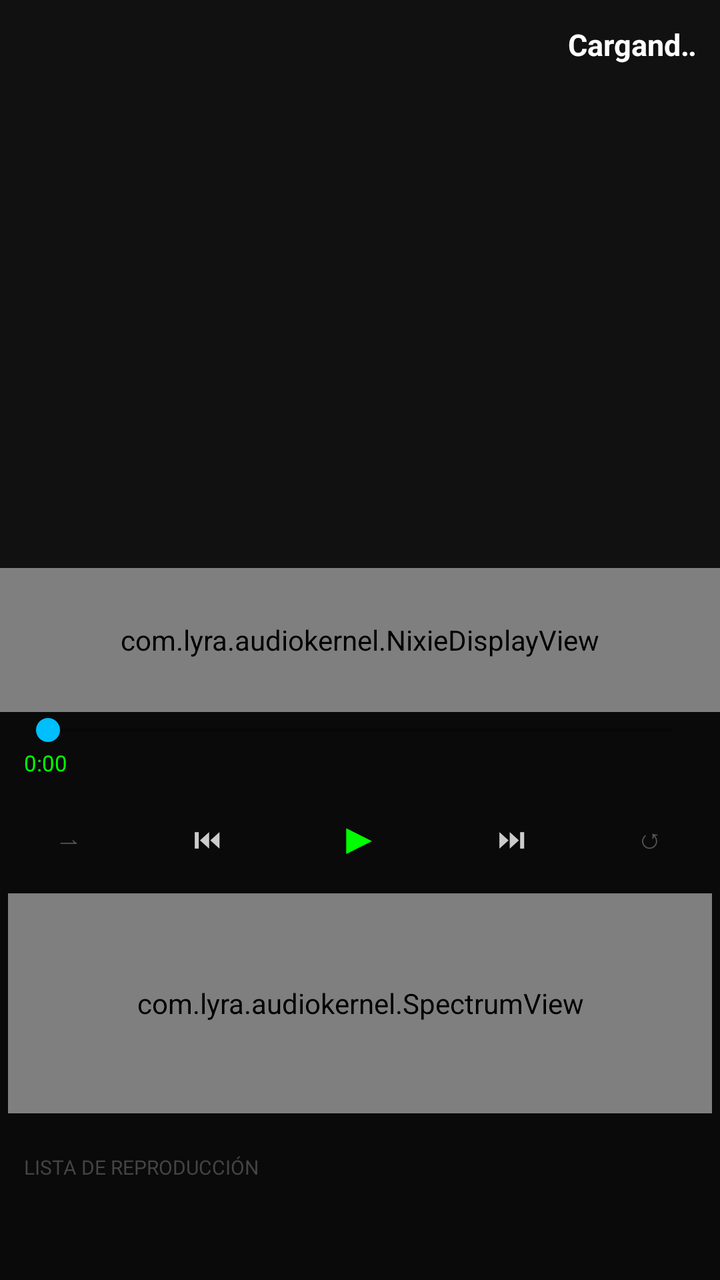
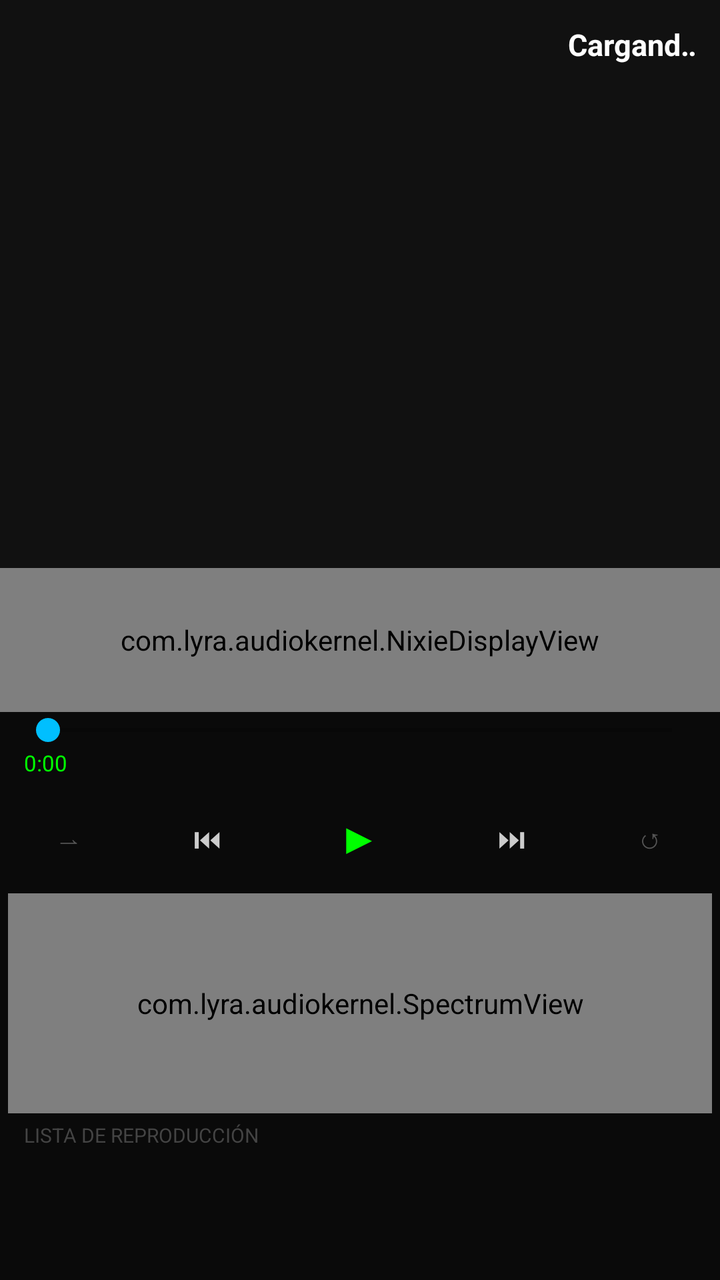

Compare the two renders of this Android layout. The source of the first and the diff that turns it into the second are given below.
<!-- AndroidManifest.xml: application theme Theme.AppCompat.NoActionBar -->
<!-- res/layout/activity_main.xml -->
<?xml version="1.0" encoding="utf-8"?>
<androidx.coordinatorlayout.widget.CoordinatorLayout
    xmlns:android="http://schemas.android.com/apk/res/android"
    android:layout_width="match_parent"
    android:layout_height="match_parent"
    android:background="#0A0A0A">

    <LinearLayout
        android:layout_width="match_parent"
        android:layout_height="match_parent"
        android:orientation="vertical">

        
        <LinearLayout
            android:layout_width="match_parent"
            android:layout_height="wrap_content"
            android:orientation="horizontal"
            android:padding="12dp"
            android:background="#111111">

            <ImageView
                android:id="@+id/album_art"
                android:layout_width="260dp"
                android:layout_height="260dp"
                android:scaleType="centerCrop"/>

            <LinearLayout
                android:layout_width="0dp"
                android:layout_height="wrap_content"
                android:layout_weight="1"
                android:orientation="vertical"
                android:paddingStart="12dp"
                android:gravity="center_vertical">

                <TextView
                    android:id="@+id/track_title"
                    android:layout_width="match_parent"
                    android:layout_height="wrap_content"
                    android:text="Cargando..."
                    android:textColor="#FFFFFF"
                    android:textSize="15sp"
                    android:textStyle="bold"
                    android:ellipsize="marquee"
                    android:singleLine="true"/>

                <TextView
                    android:id="@+id/track_artist"
                    android:layout_width="match_parent"
                    android:layout_height="wrap_content"
                    android:textColor="#00BFFF"
                    android:textSize="13sp"
                    android:singleLine="true"/>

                <TextView
                    android:id="@+id/track_album"
                    android:layout_width="match_parent"
                    android:layout_height="wrap_content"
                    android:textColor="#888888"
                    android:textSize="12sp"
                    android:singleLine="true"/>

                <TextView
                    android:id="@+id/track_meta"
                    android:layout_width="match_parent"
                    android:layout_height="wrap_content"
                    android:textColor="#00FF00"
                    android:textSize="11sp"/>
            </LinearLayout>
        
        </LinearLayout>

        
        <com.lyra.audiokernel.NixieDisplayView
            android:id="@+id/nixie_display"
            android:layout_width="match_parent"
            android:layout_height="72dp"
            android:paddingStart="16dp"
            android:paddingEnd="16dp"
            android:paddingTop="4dp"
            android:paddingBottom="4dp"/>

        
        <SeekBar
            android:id="@+id/seek_bar"
            android:layout_width="match_parent"
            android:layout_height="wrap_content"
            android:layout_marginStart="8dp"
            android:layout_marginEnd="8dp"
            android:progressTint="#00BFFF"
            android:thumbTint="#00BFFF"/>

        
        <LinearLayout
            android:layout_width="match_parent"
            android:layout_height="wrap_content"
            android:orientation="horizontal"
            android:paddingStart="12dp"
            android:paddingEnd="12dp"
            android:paddingBottom="2dp">

            <TextView
                android:id="@+id/time_current"
                android:layout_width="0dp"
                android:layout_height="wrap_content"
                android:layout_weight="1"
                android:text="0:00"
                android:textColor="#00FF00"
                android:textSize="11sp"/>

            <TextView
                android:id="@+id/track_number"
                android:layout_width="0dp"
                android:layout_height="wrap_content"
                android:layout_weight="1"
                android:gravity="center"
                android:textColor="#888888"
                android:textSize="11sp"/>

            <TextView
                android:id="@+id/time_total"
                android:layout_width="0dp"
                android:layout_height="wrap_content"
                android:layout_weight="1"
                android:gravity="end"
                android:textColor="#00FF00"
                android:textSize="11sp"/>
        </LinearLayout>

        
        <LinearLayout
            android:layout_width="match_parent"
            android:layout_height="56dp"
            android:orientation="horizontal"
            android:gravity="center_vertical">

            <Button
                android:id="@+id/btn_shuffle"
                android:layout_width="0dp"
                android:layout_height="wrap_content"
                android:layout_weight="1"
                android:text="⇀"
                android:background="@android:color/transparent"
                android:textColor="#555555"/>

            <Button
                android:id="@+id/btn_prev"
                android:layout_width="0dp"
                android:layout_height="wrap_content"
                android:layout_weight="1"
                android:text="⏮"
                android:background="@android:color/transparent"
                android:textColor="#CCCCCC"/>

            <Button
                android:id="@+id/btn_play"
                android:layout_width="0dp"
                android:layout_height="wrap_content"
                android:layout_weight="1.2"
                android:text="▶"
                android:textColor="#00FF00"
                android:background="@android:color/transparent"
                android:textSize="22sp"/>

            <Button
                android:id="@+id/btn_next"
                android:layout_width="0dp"
                android:layout_height="wrap_content"
                android:layout_weight="1"
                android:text="⏭"
                android:background="@android:color/transparent"
                android:textColor="#CCCCCC"/>

            <Button
                android:id="@+id/btn_repeat"
                android:layout_width="0dp"
                android:layout_height="wrap_content"
                android:layout_weight="1"
                android:text="↺"
                android:background="@android:color/transparent"
                android:textColor="#555555"/>
        </LinearLayout>

        
        <com.lyra.audiokernel.SpectrumView
            android:id="@+id/spectrum_view"
            android:layout_width="match_parent"
            android:layout_height="110dp"
            android:layout_marginStart="4dp"
            android:layout_marginEnd="4dp"
            android:layout_marginBottom="4dp"/>

        
        <LinearLayout
            android:id="@+id/eq_panel"
            android:layout_width="match_parent"
            android:layout_height="wrap_content"
            android:orientation="vertical"
            android:background="#111111"
            android:padding="8dp"
            android:visibility="gone">

            <LinearLayout
                android:layout_width="match_parent"
                android:layout_height="wrap_content"
                android:orientation="horizontal">

                
                <LinearLayout
                    android:layout_width="0dp"
                    android:layout_height="wrap_content"
                    android:layout_weight="1"
                    android:orientation="vertical"
                    android:gravity="center_horizontal">
                    <TextView android:id="@+id/eq_label0" android:layout_width="wrap_content" android:layout_height="wrap_content" android:text="60Hz" android:textColor="#888888" android:textSize="10sp"/>
                    <SeekBar android:id="@+id/eq_band0" android:layout_width="match_parent" android:layout_height="wrap_content" android:max="20" android:progress="10"/>
                    <TextView android:id="@+id/eq_val0" android:layout_width="wrap_content" android:layout_height="wrap_content" android:text="0dB" android:textColor="#00FF00" android:textSize="10sp"/>
                </LinearLayout>

                <LinearLayout
                    android:layout_width="0dp"
                    android:layout_height="wrap_content"
                    android:layout_weight="1"
                    android:orientation="vertical"
                    android:gravity="center_horizontal">
                    <TextView android:id="@+id/eq_label1" android:layout_width="wrap_content" android:layout_height="wrap_content" android:text="230Hz" android:textColor="#888888" android:textSize="10sp"/>
                    <SeekBar android:id="@+id/eq_band1" android:layout_width="match_parent" android:layout_height="wrap_content" android:max="20" android:progress="10"/>
                    <TextView android:id="@+id/eq_val1" android:layout_width="wrap_content" android:layout_height="wrap_content" android:text="0dB" android:textColor="#00FF00" android:textSize="10sp"/>
                </LinearLayout>

                <LinearLayout
                    android:layout_width="0dp"
                    android:layout_height="wrap_content"
                    android:layout_weight="1"
                    android:orientation="vertical"
                    android:gravity="center_horizontal">
                    <TextView android:id="@+id/eq_label2" android:layout_width="wrap_content" android:layout_height="wrap_content" android:text="910Hz" android:textColor="#888888" android:textSize="10sp"/>
                    <SeekBar android:id="@+id/eq_band2" android:layout_width="match_parent" android:layout_height="wrap_content" android:max="20" android:progress="10"/>
                    <TextView android:id="@+id/eq_val2" android:layout_width="wrap_content" android:layout_height="wrap_content" android:text="0dB" android:textColor="#00FF00" android:textSize="10sp"/>
                </LinearLayout>

                <LinearLayout
                    android:layout_width="0dp"
                    android:layout_height="wrap_content"
                    android:layout_weight="1"
                    android:orientation="vertical"
                    android:gravity="center_horizontal">
                    <TextView android:id="@+id/eq_label3" android:layout_width="wrap_content" android:layout_height="wrap_content" android:text="3.6kHz" android:textColor="#888888" android:textSize="10sp"/>
                    <SeekBar android:id="@+id/eq_band3" android:layout_width="match_parent" android:layout_height="wrap_content" android:max="20" android:progress="10"/>
                    <TextView android:id="@+id/eq_val3" android:layout_width="wrap_content" android:layout_height="wrap_content" android:text="0dB" android:textColor="#00FF00" android:textSize="10sp"/>
                </LinearLayout>

                <LinearLayout
                    android:layout_width="0dp"
                    android:layout_height="wrap_content"
                    android:layout_weight="1"
                    android:orientation="vertical"
                    android:gravity="center_horizontal">
                    <TextView android:id="@+id/eq_label4" android:layout_width="wrap_content" android:layout_height="wrap_content" android:text="14kHz" android:textColor="#888888" android:textSize="10sp"/>
                    <SeekBar android:id="@+id/eq_band4" android:layout_width="match_parent" android:layout_height="wrap_content" android:max="20" android:progress="10"/>
                    <TextView android:id="@+id/eq_val4" android:layout_width="wrap_content" android:layout_height="wrap_content" android:text="0dB" android:textColor="#00FF00" android:textSize="10sp"/>
                </LinearLayout>
            </LinearLayout>

            <Button
                android:id="@+id/btn_eq_reset"
                android:layout_width="match_parent"
                android:layout_height="32dp"
                android:text="RESET EQ"
                android:backgroundTint="#1A1A1A"
                android:textColor="#888888"
                android:textSize="11sp"/>
        </LinearLayout>

        
        <LinearLayout
            android:id="@+id/search_bar"
            android:layout_width="match_parent"
            android:layout_height="wrap_content"
            android:visibility="gone"
            android:padding="8dp">

            <EditText
                android:id="@+id/search_input"
                android:layout_width="0dp"
                android:layout_height="36dp"
                android:layout_weight="1"
                android:hint="Buscar..."
                android:background="#1A1A1A"
                android:textColor="#FFFFFF"
                android:paddingStart="8dp"/>

            <Button
                android:id="@+id/btn_search_clear"
                android:layout_width="36dp"
                android:layout_height="36dp"
                android:text="✕"
                android:background="@android:color/transparent"
                android:textColor="#AAAAAA"/>
               <Button
                android:id="@+id/btn_eq"
                android:layout_width="0dp"
                android:layout_weight="1"
                android:text="EQ"
                android:backgroundTint="#1A1A1A"
                android:textColor="#CCCCCC"
                android:textSize="12sp"/>

            <Button
                android:id="@+id/btn_sort"
                android:layout_width="0dp"
                android:layout_weight="1"
                android:text="AZ ARTISTA"
                android:backgroundTint="#1A1A1A"
                android:textColor="#CCCCCC"
                android:textSize="12sp"/>

            <Button
                android:id="@+id/btn_search"
                android:layout_width="0dp"
                android:layout_weight="1"
                android:text="BUSCAR"
                android:backgroundTint="#1A1A1A"
                android:textColor="#CCCCCC"
                android:textSize="12sp"/>

            <Button
                android:id="@+id/btn_playlists"
                android:layout_width="0dp"
                android:layout_weight="1"
                android:text="PL"
                android:backgroundTint="#1A1A1A"
                android:textColor="#CCCCCC"
                android:textSize="12sp"/>
        </LinearLayout>

        
        <LinearLayout
            android:layout_width="match_parent"
            android:layout_height="wrap_content"
            android:padding="8dp">

        </LinearLayout>

        
        <TextView
            android:id="@+id/library_label"
            android:layout_width="match_parent"
            android:layout_height="wrap_content"
            android:text="LISTA DE REPRODUCCIÓN"
            android:textColor="#444444"
            android:textSize="10sp"
            android:paddingStart="12dp"
            android:paddingBottom="2dp"/>

        <ListView
            android:id="@+id/playlist_view"
            android:layout_width="match_parent"
            android:layout_height="0dp"
            android:layout_weight="1"
            android:divider="#1A1A1A"
            android:dividerHeight="1dp"/>

    </LinearLayout>

    
    <LinearLayout
        android:id="@+id/pl_scrim"
        android:layout_width="match_parent"
        android:layout_height="match_parent"
        android:background="#99000000"
        android:visibility="gone"/>

    <LinearLayout
        android:id="@+id/pl_drawer"
        android:layout_width="match_parent"
        android:layout_height="400dp"
        android:layout_gravity="bottom"
        android:background="#111111"
        android:visibility="gone"
        android:orientation="vertical">

        <LinearLayout
            android:id="@+id/pl_name_bar"
            android:layout_width="match_parent"
            android:layout_height="wrap_content"
            android:orientation="horizontal"
            android:padding="8dp"
            android:visibility="gone">

            <EditText
                android:id="@+id/pl_name_input"
                android:layout_width="0dp"
                android:layout_height="36dp"
                android:layout_weight="1"
                android:hint="Nombre de playlist..."
                android:background="#1A1A1A"
                android:textColor="#FFFFFF"
                android:paddingStart="8dp"/>

            <Button
                android:id="@+id/btn_pl_save"
                android:layout_width="wrap_content"
                android:layout_height="36dp"
                android:text="OK"
                android:backgroundTint="#00FF00"
                android:textColor="#000000"/>
        </LinearLayout>

        <LinearLayout
            android:layout_width="match_parent"
            android:layout_height="wrap_content"
            android:orientation="horizontal">

            <Button
                android:id="@+id/btn_pl_new"
                android:layout_width="0dp"
                android:layout_height="wrap_content"
                android:layout_weight="1"
                android:text="+ NUEVA PLAYLIST"
                android:backgroundTint="#00FF00"
                android:textColor="#000000"/>

            <Button
                android:id="@+id/btn_pl_close"
                android:layout_width="48dp"
                android:layout_height="wrap_content"
                android:text="✕"
                android:background="@android:color/transparent"
                android:textColor="#AAAAAA"/>
        </LinearLayout>

        <ListView
            android:id="@+id/pl_list"
            android:layout_width="match_parent"
            android:layout_height="match_parent"/>
    </LinearLayout>

</androidx.coordinatorlayout.widget.CoordinatorLayout>
<!-- resources referenced by this layout -->
<resources>
  <style name="Theme.AppCompat.NoActionBar" parent="Theme.AppCompat.Light.NoActionBar">
          <item name="colorPrimary">#222222</item>
          <item name="colorPrimaryDark">#000000</item>
          <item name="colorAccent">#FF8800</item>
          <item name="android:windowBackground">#111111</item>
      </style>
</resources>

<!-- the commit's change to res/layout/activity_main.xml (unified diff, before → after) -->
@@ -296,9 +296,11 @@
                 android:text="✕"
                 android:background="@android:color/transparent"
                 android:textColor="#AAAAAA"/>
-               <Button
+                
+            <Button
                 android:id="@+id/btn_eq"
                 android:layout_width="0dp"
+                android:layout_height="wrap_content"
                 android:layout_weight="1"
                 android:text="EQ"
                 android:backgroundTint="#1A1A1A"
@@ -308,6 +310,7 @@
             <Button
                 android:id="@+id/btn_sort"
                 android:layout_width="0dp"
+                android:layout_height="wrap_content"
                 android:layout_weight="1"
                 android:text="AZ ARTISTA"
                 android:backgroundTint="#1A1A1A"
@@ -317,6 +320,7 @@
             <Button
                 android:id="@+id/btn_search"
                 android:layout_width="0dp"
+                android:layout_height="wrap_content"
                 android:layout_weight="1"
                 android:text="BUSCAR"
                 android:backgroundTint="#1A1A1A"
@@ -326,19 +330,12 @@
             <Button
                 android:id="@+id/btn_playlists"
                 android:layout_width="0dp"
+                android:layout_height="wrap_content"
                 android:layout_weight="1"
                 android:text="PL"
                 android:backgroundTint="#1A1A1A"
                 android:textColor="#CCCCCC"
                 android:textSize="12sp"/>
-        </LinearLayout>
-
-        
-        <LinearLayout
-            android:layout_width="match_parent"
-            android:layout_height="wrap_content"
-            android:padding="8dp">
-
         </LinearLayout>
 
         
